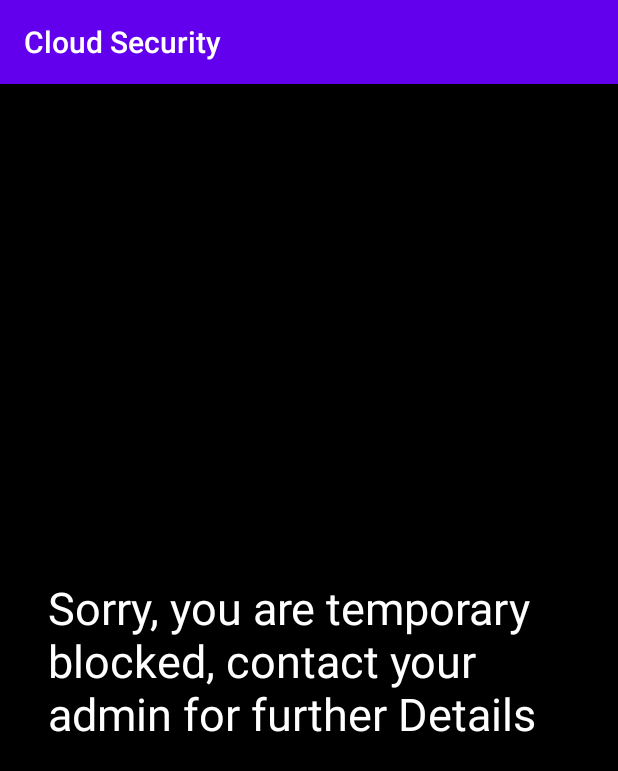
After one commit to babarshamsi/CloudSecuritySeimSolution, an Android app: the TemporaryBlockedActivity screen opened directly, with no data from a screen before it, on a phone screen of 412 x 824 dp. The commit adds this screen. Shown: the top 771 px of the screen. Run offline under Robolectric (Android 15) with nearby library versions, the phone set to English and light mode, and no system bars.

Commit message:
* ScreenShot Handling done * User will move to blocked state after take screenshot

```diff
--- a/app/src/main/AndroidManifest.xml
+++ b/app/src/main/AndroidManifest.xml
@@ -4,6 +4,8 @@
 
     <uses-permission android:name="android.permission.WRITE_EXTERNAL_STORAGE" />
     <uses-permission android:name="android.permission.READ_EXTERNAL_STORAGE" />
+    <uses-permission android:name="android.permission.ACCESS_COARSE_LOCATION"/>
+    <uses-permission android:name="android.permission.ACCESS_FINE_LOCATION"/>
 
     <application
         android:allowBackup="true"
@@ -29,6 +31,9 @@
         <activity android:name=".SignUpActivity"
             android:screenOrientation="portrait"/>
 
+        <activity android:name=".TemporaryBlockedActivity"
+            android:screenOrientation="portrait"/>
+
     </application>
 
 </manifest>
--- /dev/null
+++ b/app/src/main/java/com/example/Extentions/StringExt.kt
@@ -0,0 +1,4 @@
+package com.example.Extentions
+
+
+fun String?.default() : String = this ?: ""
--- a/app/src/main/java/com/example/cloudsecurity/SignInActivity.java
+++ b/app/src/main/java/com/example/cloudsecurity/SignInActivity.java
@@ -21,7 +21,6 @@ import com.google.android.gms.tasks.OnSuccessListener;
 import com.google.android.gms.tasks.Task;
 import com.google.firebase.auth.AuthResult;
 import com.google.firebase.auth.FirebaseAuth;
-import com.google.firebase.database.DataSnapshot;
 import com.google.firebase.database.DatabaseReference;
 import com.google.firebase.database.FirebaseDatabase;
 
@@ -116,7 +115,7 @@ public class SignInActivity extends AppCompatActivity {
 
 
     public void writeNewUser(String userId, String email, String userRole) {
-        User user = new User(null, email, userRole);
+        User user = new User(null, email, userRole, null, null);
         mDatabase.child("users").child(userId).setValue(user)
                 .addOnSuccessListener(new OnSuccessListener<Void>() {
                     @Override
--- a/app/src/main/java/com/example/cloudsecurity/SignUpActivity.java
+++ b/app/src/main/java/com/example/cloudsecurity/SignUpActivity.java
@@ -20,7 +20,6 @@ import com.google.android.gms.tasks.OnCompleteListener;
 import com.google.android.gms.tasks.OnFailureListener;
 import com.google.android.gms.tasks.OnSuccessListener;
 import com.google.android.gms.tasks.Task;
-import com.google.firebase.FirebaseApp;
 import com.google.firebase.auth.AuthResult;
 import com.google.firebase.auth.FirebaseAuth;
 import com.google.firebase.database.DatabaseReference;
@@ -125,7 +124,7 @@ public class SignUpActivity extends AppCompatActivity {
     }
 
     public void writeNewUser(String userId, String name, String email, String userRole) {
-        User user = new User(name, email, userRole);
+        User user = new User(name, email, userRole, null, null);
 
         mDatabase.child("users").child(userId).setValue(user)
                 .addOnSuccessListener(new OnSuccessListener<Void>() {
--- /dev/null
+++ b/app/src/main/java/com/example/cloudsecurity/TemporaryBlockedActivity.kt
@@ -0,0 +1,12 @@
+package com.example.cloudsecurity
+
+import android.os.Bundle
+import androidx.appcompat.app.AppCompatActivity
+
+class TemporaryBlockedActivity : AppCompatActivity() {
+
+    override fun onCreate(savedInstanceState: Bundle?) {
+        super.onCreate(savedInstanceState)
+        setContentView(R.layout.activity_temporary_blocked)
+    }
+}
--- a/app/src/main/java/com/example/models/User.kt
+++ b/app/src/main/java/com/example/models/User.kt
@@ -1,9 +1,11 @@
 package com.example.models
 
 import com.google.firebase.database.IgnoreExtraProperties
+import java.io.File
 
 @IgnoreExtraProperties
-data class User(val username: String? = null, val email: String? = null, val role: String? = null) {
+data class User(val username: String? = null, val email: String? = null,
+                val role: String? = null, var blocked: Boolean? = null, val screenShot: File? = null) {
     // Null default values create a no-argument default constructor, which is needed
     // for deserialization from a DataSnapshot.
 }
--- /dev/null
+++ b/app/src/main/res/layout/activity_temporary_blocked.xml
@@ -0,0 +1,24 @@
+<?xml version="1.0" encoding="utf-8"?>
+<androidx.constraintlayout.widget.ConstraintLayout xmlns:android="http://schemas.android.com/apk/res/android"
+    android:layout_width="match_parent"
+    android:layout_height="match_parent"
+    xmlns:app="http://schemas.android.com/apk/res-auto"
+    android:background="@color/black">
+
+
+    <TextView
+        android:layout_width="0dp"
+        android:layout_height="wrap_content"
+        android:layout_marginStart="32dp"
+        android:layout_marginEnd="32dp"
+        android:text="@string/blocked"
+        android:textColor="@color/white"
+        android:textSize="30sp"
+        app:layout_constraintBottom_toBottomOf="parent"
+        app:layout_constraintEnd_toEndOf="parent"
+        app:layout_constraintStart_toStartOf="parent"
+        app:layout_constraintTop_toTopOf="parent" />
+
+
+
+</androidx.constraintlayout.widget.ConstraintLayout>
--- a/app/src/main/res/values/colors.xml
+++ b/app/src/main/res/values/colors.xml
@@ -3,4 +3,7 @@
     <color name="colorPrimary">#6200EE</color>
     <color name="colorPrimaryDark">#3700B3</color>
     <color name="colorAccent">#03DAC5</color>
+
+    <color name="black">#000000</color>
+    <color name="white">#FFFFFF</color>
 </resources>
--- a/app/src/main/res/values/strings.xml
+++ b/app/src/main/res/values/strings.xml
@@ -22,4 +22,6 @@
     <string name="dies">###</string>
     <string name="log_out">Log Out</string>
 
+    <string name="blocked">Sorry, you are temporary blocked, contact your admin for further Details</string>
+
 </resources>
```
Also changed, not shown: app/build.gradle (+17 -4 lines), app/src/main/java/com/example/cloudsecurity/HomeActivityForUser.kt (+144 -1 lines), app/src/main/java/com/example/cloudsecurity/SplashActivity.kt (+29 -3 lines), app/src/main/java/com/example/service/ScreenShotService.java (deleted, +0 -13 lines).
